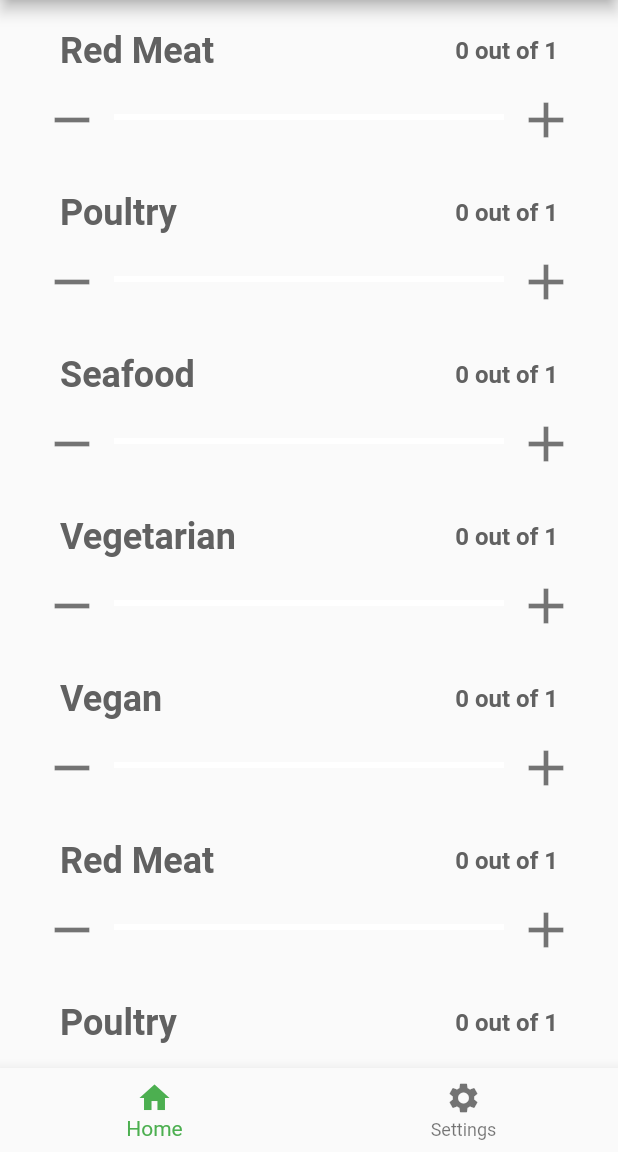
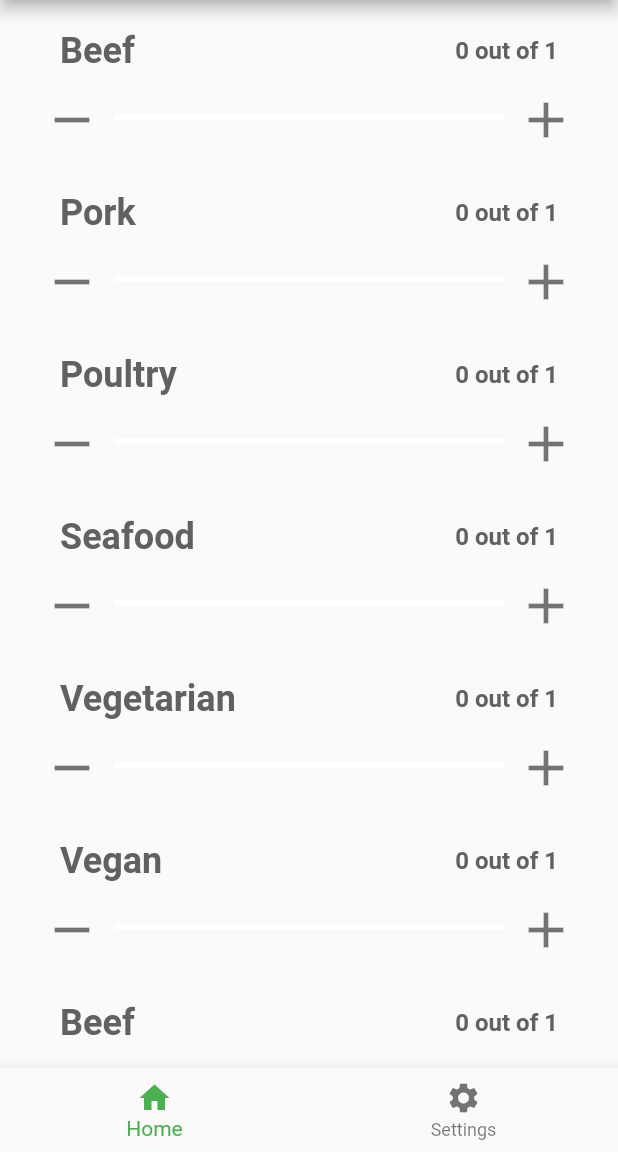
Before and after one commit to BonNil/Promeater, a Flutter app: the screen it shows after launch, on a phone screen of 412 x 824 dp, the part 84-1236 px from its top. Run offline on Flutter 3.47's test engine with Material 2 defaults, Android fonts, the phone set to English and light mode, and no system bars; our stand-ins replace sqflite; accounts and stored records are empty.

Commit message:
Split red meat into beef and pork

```diff
--- a/lib/style_variables.dart
+++ b/lib/style_variables.dart
@@ -10,6 +10,7 @@ class StylingVariables {
   static TextStyle get smallLabelStyle => TextStyle(fontWeight: FontWeight.bold, fontSize: 16.0);
 
   static Color get redMeatColor => Colors.red[500];
+  static Color get porkColor => Colors.pink[300];
   static Color get poultryColor => Colors.orange[500];
   static Color get seafoodColor => Colors.blue[500];
   static Color get vegetarianColor => Colors.teal[500];
--- a/lib/utils/db_initializer.dart
+++ b/lib/utils/db_initializer.dart
@@ -23,8 +23,8 @@ class DatabaseInitializer {
     final Directory dir = await getApplicationDocumentsDirectory();
     final String path = dir.path + 'promeater.db';
 
-    final db =
-        await openDatabase(path, version: 1, onCreate: DatabaseInitializer.createDb);
+    final db = await openDatabase(path,
+        version: 1, onCreate: DatabaseInitializer.createDb);
     await _ensureTablesAndInitialValues(db);
 
     return db;
@@ -53,7 +53,9 @@ class DatabaseInitializer {
 
   static void _createProteins(Database db) {
     db.insert(ProteinProvider.tblProtein,
-        Protein(StylingVariables.redMeatColor, 'Red Meat', 0, 1).toMap());
+        Protein(StylingVariables.redMeatColor, 'Beef', 0, 1).toMap());
+    db.insert(ProteinProvider.tblProtein,
+        Protein(StylingVariables.porkColor, 'Pork', 0, 1).toMap());
     db.insert(ProteinProvider.tblProtein,
         Protein(StylingVariables.poultryColor, 'Poultry', 0, 1).toMap());
     db.insert(ProteinProvider.tblProtein,
--- a/pubspec.yaml
+++ b/pubspec.yaml
@@ -10,8 +10,7 @@ description: A new Flutter project.
 version: 1.0.0+1
 
 environment:
-  sdk: ">=2.0.0-dev.68.0 <3.0.0"
-
+  sdk: ">=2.2.0"
 dependencies:
   flutter:
     sdk: flutter
```
Also changed, not shown: pubspec.lock, 5 other files.
